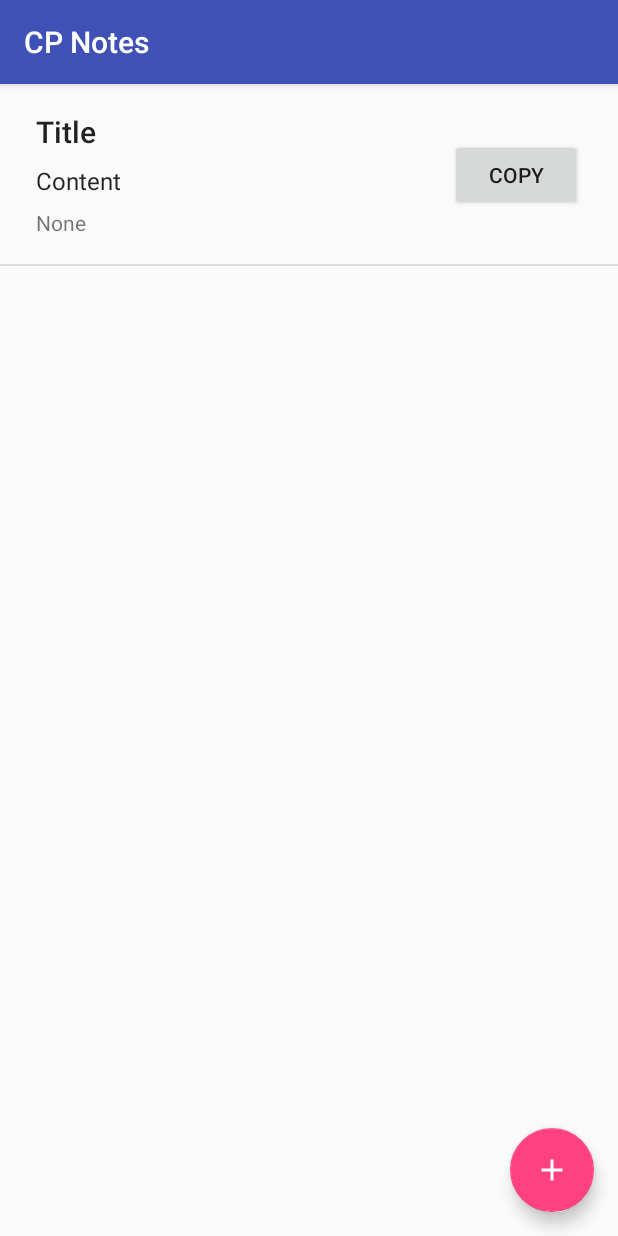
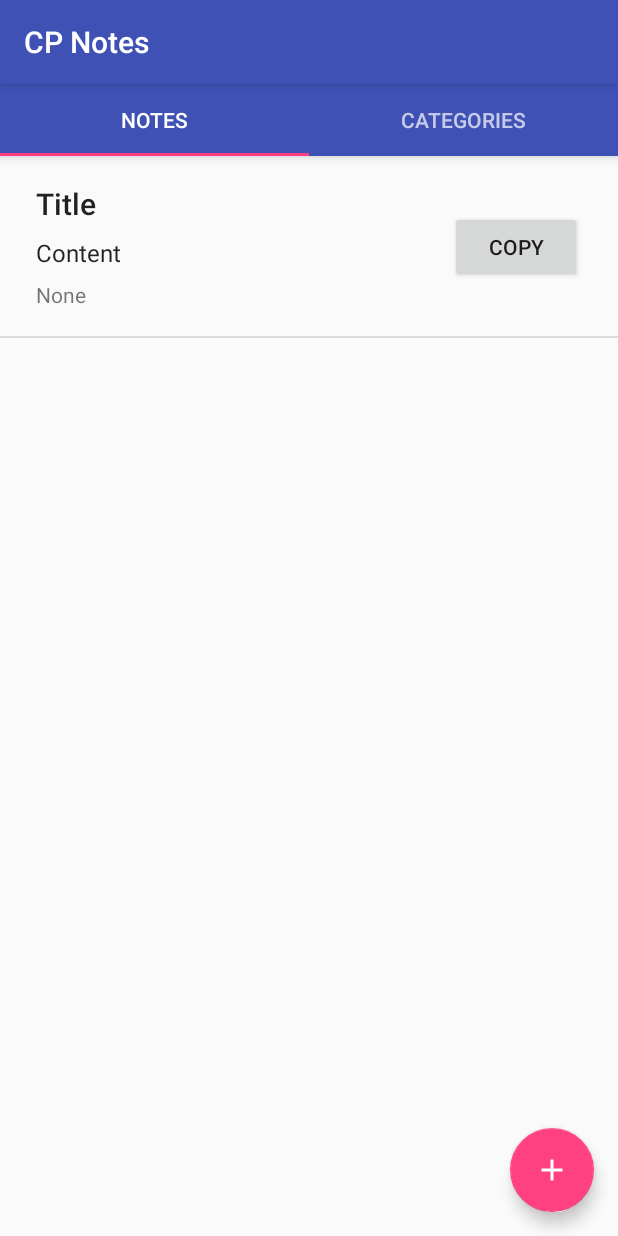
Before and after one commit to faleksic/CP-Notes, an Android app: the screen it shows after launch (MainActivity), on a phone screen of 412 x 824 dp. Run offline under Robolectric (Android 15) with nearby library versions, the phone set to English and light mode, and no system bars.

Commit message:
Added tabs, created view for categories and option to add new category

```diff
--- a/app/build.gradle
+++ b/app/build.gradle
@@ -28,5 +28,6 @@ dependencies {
     compile 'com.android.support:design:25.3.1'
     compile 'com.android.support:recyclerview-v7:25.3.1'
     compile 'com.android.support.constraint:constraint-layout:1.0.2'
+    compile 'com.android.support:support-v4:25.3.1'
     testCompile 'junit:junit:4.12'
 }
--- /dev/null
+++ b/app/src/main/java/hr/faleksic/android/cpnotes/CategoriesAdapter.java
@@ -0,0 +1,49 @@
+package hr.faleksic.android.cpnotes;
+
+import android.support.v7.widget.RecyclerView;
+import android.view.LayoutInflater;
+import android.view.View;
+import android.view.ViewGroup;
+import android.widget.TextView;
+
+import com.example.android.cpnotes.R;
+
+import java.util.List;
+
+public class CategoriesAdapter extends RecyclerView.Adapter<CategoriesAdapter.MyCategoryViewHolder> {
+
+    private List<Category> categoryList;
+
+    public class MyCategoryViewHolder extends RecyclerView.ViewHolder {
+        public TextView name, count;
+
+        public MyCategoryViewHolder(View view) {
+            super(view);
+            name = (TextView) view.findViewById(R.id.name);
+            count = (TextView) view.findViewById(R.id.category_count);
+        }
+    }
+
+    public CategoriesAdapter(List<Category> categoryList) {
+        this.categoryList = categoryList;
+    }
+
+    @Override
+    public MyCategoryViewHolder onCreateViewHolder(ViewGroup parent, int viewType) {
+        View itemView = LayoutInflater.from(parent.getContext())
+                .inflate(R.layout.category_list_row, parent, false);
+        return new MyCategoryViewHolder(itemView);
+    }
+
+    @Override
+    public void onBindViewHolder(MyCategoryViewHolder holder, int position) {
+        Category category = categoryList.get(position);
+        holder.name.setText(category.getName());
+        holder.count.setText(String.valueOf(category.getCount()));
+    }
+
+    @Override
+    public int getItemCount() {
+        return categoryList.size();
+    }
+}
--- /dev/null
+++ b/app/src/main/java/hr/faleksic/android/cpnotes/Category.java
@@ -0,0 +1,30 @@
+package hr.faleksic.android.cpnotes;
+
+public class Category {
+    private String name;
+    private int count;
+
+    public Category() {
+    }
+
+    public Category(String name, int count) {
+        this.name = name;
+        this.count = count;
+    }
+
+    public String getName() {
+        return name;
+    }
+
+    public void setName(String name) {
+        this.name = name;
+    }
+
+    public int getCount() {
+        return count;
+    }
+
+    public void setCount(int count) {
+        this.count = count;
+    }
+}
--- /dev/null
+++ b/app/src/main/java/hr/faleksic/android/cpnotes/CategoryFragment.java
@@ -0,0 +1,106 @@
+package hr.faleksic.android.cpnotes;
+
+import android.database.Cursor;
+import android.os.Bundle;
+import android.support.design.widget.FloatingActionButton;
+import android.support.v4.app.Fragment;
+import android.support.v4.widget.SwipeRefreshLayout;
+import android.support.v7.widget.DefaultItemAnimator;
+import android.support.v7.widget.DividerItemDecoration;
+import android.support.v7.widget.LinearLayoutManager;
+import android.support.v7.widget.RecyclerView;
+import android.view.LayoutInflater;
+import android.view.View;
+import android.view.ViewGroup;
+
+import com.example.android.cpnotes.R;
+
+import java.util.ArrayList;
+import java.util.List;
+
+public class CategoryFragment extends Fragment {
+
+    private List<Category> categoryList = new ArrayList<>();
+    private RecyclerView recyclerView;
+    private SwipeRefreshLayout swipeRefreshLayout;
+    private CategoriesAdapter categoriesAdapter;
+    private MyDBHelper myDBHelper;
+    private FloatingActionButton floatingActionButton;
+
+    public CategoryFragment() {
+
+    }
+
+    @Override
+    public void onCreate(Bundle savedInstanceState) {
+        super.onCreate(savedInstanceState);
+    }
+
+    @Override
+    public View onCreateView(LayoutInflater inflater, ViewGroup container,
+                             Bundle savedInstanceState) {
+        View view = inflater.inflate(R.layout.fragment_category, container, false);
+
+        recyclerView = (RecyclerView) view.findViewById(R.id.recycler_view_category);
+        swipeRefreshLayout = (SwipeRefreshLayout) view.findViewById(R.id.swipeRefreshLayout);
+        floatingActionButton = (FloatingActionButton) view.findViewById(R.id.fab_category);
+        myDBHelper = new MyDBHelper(getActivity());
+        categoriesAdapter = new CategoriesAdapter(categoryList);
+
+        floatingActionButton.setOnClickListener(new View.OnClickListener() {
+            @Override
+            public void onClick(View view) {
+                CategoryDialog categoryDialog = new CategoryDialog();
+                categoryDialog.show(getActivity().getFragmentManager(), "category");
+            }
+        });
+
+        swipeRefreshLayout.setOnRefreshListener(new SwipeRefreshLayout.OnRefreshListener() {
+            @Override
+            public void onRefresh() {
+                refresh();
+                swipeRefreshLayout.setRefreshing(false);
+            }
+        });
+
+        RecyclerView.LayoutManager mLayoutManager = new LinearLayoutManager(getActivity());
+        recyclerView.setLayoutManager(mLayoutManager);
+        recyclerView.setItemAnimator(new DefaultItemAnimator());
+
+        DividerItemDecoration dividerItemDecoration = new DividerItemDecoration(getActivity(), LinearLayoutManager.VERTICAL);
+        recyclerView.addItemDecoration(dividerItemDecoration);
+        recyclerView.setAdapter(categoriesAdapter);
+
+        return view;
+    }
+
+    @Override
+    public void onResume() {
+        super.onResume();
+        refresh();
+    }
+
+    private void refresh() {
+        categoryList.clear();
+        categoriesAdapter.notifyItemRangeRemoved(0, categoriesAdapter.getItemCount());
+        prepareCategoryData();
+    }
+
+
+
+    private void prepareCategoryData() {
+
+        Cursor cursor = myDBHelper.getAllCategories();
+
+        while(cursor.moveToNext()) {
+            String name = cursor.getString(0);
+            int count = cursor.getInt(1);
+            categoryList.add(new Category(name, count));
+        }
+        cursor.close();
+
+        categoriesAdapter.notifyDataSetChanged();
+    }
+
+
+}
--- a/app/src/main/java/hr/faleksic/android/cpnotes/MainActivity.java
+++ b/app/src/main/java/hr/faleksic/android/cpnotes/MainActivity.java
@@ -1,80 +1,63 @@
 package hr.faleksic.android.cpnotes;
 
-import android.content.DialogInterface;
-import android.content.Intent;
-import android.database.Cursor;
-import android.support.design.widget.FloatingActionButton;
+import android.support.design.widget.TabLayout;
+import android.support.v4.app.Fragment;
+import android.support.v4.app.FragmentManager;
+import android.support.v4.app.FragmentPagerAdapter;
+import android.support.v4.view.ViewPager;
 import android.support.v7.app.AppCompatActivity;
 import android.os.Bundle;
-import android.support.v7.widget.DefaultItemAnimator;
-import android.support.v7.widget.DividerItemDecoration;
-import android.support.v7.widget.LinearLayoutManager;
-import android.support.v7.widget.RecyclerView;
-import android.view.View;
-
 import com.example.android.cpnotes.R;
 
 import java.util.ArrayList;
 import java.util.List;
 
 public class MainActivity extends AppCompatActivity {
-
-    private List<Note> noteList = new ArrayList<>();
-    private RecyclerView recyclerView;
-    private NotesAdapter notesAdapter;
-    private MyDBHelper myDBHelper;
-    private FloatingActionButton floatingActionButton;
+    private TabLayout tabLayout;
+    private ViewPager viewPager;
 
     @Override
     protected void onCreate(Bundle savedInstanceState) {
         super.onCreate(savedInstanceState);
         setContentView(R.layout.activity_main);
 
-        recyclerView = (RecyclerView) findViewById(R.id.recycler_view);
-        floatingActionButton = (FloatingActionButton)findViewById(R.id.fab);
+        viewPager = (ViewPager) findViewById(R.id.viewpager);
+        ViewPagerAdapter adapter = new ViewPagerAdapter(getSupportFragmentManager());
+        adapter.addFragment(new NoteFragment(), "Notes");
+        adapter.addFragment(new CategoryFragment(), "Categories");
+        viewPager.setAdapter(adapter);
 
-        myDBHelper = new MyDBHelper(this);
+        tabLayout = (TabLayout) findViewById(R.id.tabs);
+        tabLayout.setupWithViewPager(viewPager);
 
-        notesAdapter = new NotesAdapter(noteList);
-        RecyclerView.LayoutManager mLayoutManager = new LinearLayoutManager(this);
-        recyclerView.setLayoutManager(mLayoutManager);
-        recyclerView.setItemAnimator(new DefaultItemAnimator());
-
-        DividerItemDecoration dividerItemDecoration = new DividerItemDecoration(this, LinearLayoutManager.VERTICAL);
-        recyclerView.addItemDecoration(dividerItemDecoration);
-        recyclerView.setAdapter(notesAdapter);
-
-        prepareNoteData();
-
-        floatingActionButton.setOnClickListener(new View.OnClickListener() {
-            @Override
-            public void onClick(View view) {
-                Intent i = new Intent(getApplicationContext(), CreateNoteActivity.class);
-                startActivity(i);
-            }
-        } );
     }
 
-    private void prepareNoteData() {
+    class ViewPagerAdapter extends FragmentPagerAdapter {
+        private final List<Fragment> mFragmentList = new ArrayList<>();
+        private final List<String> mFragmentTitleList = new ArrayList<>();
 
-        Cursor cursor = myDBHelper.getAllNotes();
-
-        if(cursor.getCount() == 0) {
-            myDBHelper.insertCategory("None");
-            myDBHelper.insertNote("Title", "Content", 1);
-
-            cursor = myDBHelper.getAllNotes();
+        public ViewPagerAdapter(FragmentManager manager) {
+            super(manager);
         }
 
-        while(cursor.moveToNext()) {
-            String title = cursor.getString(0);
-            String content = cursor.getString(1);
-            String category =  cursor.getString(2);
-            noteList.add(new Note(title, content, category));
+        @Override
+        public Fragment getItem(int position) {
+            return mFragmentList.get(position);
         }
 
-        cursor.close();
+        @Override
+        public int getCount() {
+            return mFragmentList.size();
+        }
 
-        notesAdapter.notifyDataSetChanged();
+        public void addFragment(Fragment fragment, String title) {
+            mFragmentList.add(fragment);
+            mFragmentTitleList.add(title);
+        }
+
+        @Override
+        public CharSequence getPageTitle(int position) {
+            return mFragmentTitleList.get(position);
+        }
     }
 }
--- a/app/src/main/java/hr/faleksic/android/cpnotes/MyDBHelper.java
+++ b/app/src/main/java/hr/faleksic/android/cpnotes/MyDBHelper.java
@@ -22,7 +22,7 @@ public class MyDBHelper extends SQLiteOpenHelper {
     public static final String CATEGORY_COLUMN_NAME = "name";
 
     public MyDBHelper(Context context) {
-        super(context, DATABASE_NAME , null, DATABASE_VERSION);
+        super(context, DATABASE_NAME, null, DATABASE_VERSION);
     }
 
     @Override
@@ -71,7 +71,7 @@ public class MyDBHelper extends SQLiteOpenHelper {
         SQLiteDatabase db = this.getWritableDatabase();
         ContentValues contentValues = new ContentValues();
         contentValues.put(CATEGORY_COLUMN_NAME, name);
-        db.update(CATEGORY_TABLE_NAME, contentValues, CATEGORY_COLUMN_ID + " = ? ", new String[] { Integer.toString(id) } );
+        db.update(CATEGORY_TABLE_NAME, contentValues, CATEGORY_COLUMN_ID + " = ? ", new String[]{Integer.toString(id)});
         return true;
     }
 
@@ -81,34 +81,36 @@ public class MyDBHelper extends SQLiteOpenHelper {
         contentValues.put(NOTE_COLUMN_TITLE, title);
         contentValues.put(NOTE_COLUMN_CONTENT, content);
         contentValues.put(NOTE_COLUMN_CATEGORY, category);
-        db.update(NOTE_TABLE_NAME, contentValues, NOTE_COLUMN_ID + " = ? ", new String[] { Integer.toString(id) } );
+        db.update(NOTE_TABLE_NAME, contentValues, NOTE_COLUMN_ID + " = ? ", new String[]{Integer.toString(id)});
         return true;
     }
 
     public Cursor getCategory(int id) {
         SQLiteDatabase db = this.getReadableDatabase();
-        Cursor res = db.rawQuery( "SELECT * FROM " + CATEGORY_TABLE_NAME + " WHERE " +
-                CATEGORY_COLUMN_ID + "=?", new String[] { Integer.toString(id) } );
+        Cursor res = db.rawQuery("SELECT * FROM " + CATEGORY_TABLE_NAME + " WHERE " +
+                CATEGORY_COLUMN_ID + "=?", new String[]{Integer.toString(id)});
         return res;
     }
 
     public Cursor getAllCategories() {
         SQLiteDatabase db = this.getReadableDatabase();
-        Cursor res = db.rawQuery( "SELECT * FROM " + CATEGORY_TABLE_NAME, null );
+        Cursor res = db.rawQuery("SELECT " + CATEGORY_COLUMN_NAME + ", (SELECT COUNT(*) FROM " + NOTE_TABLE_NAME
+                + " WHERE " + NOTE_COLUMN_CATEGORY + "=" + CATEGORY_TABLE_NAME + "." + CATEGORY_COLUMN_ID + ") AS count" +
+                " FROM " + CATEGORY_TABLE_NAME, null);
         return res;
     }
 
     public Cursor getNote(int id) {
         SQLiteDatabase db = this.getReadableDatabase();
-        Cursor res = db.rawQuery( "SELECT * FROM " + NOTE_TABLE_NAME + " WHERE " +
-                NOTE_COLUMN_ID + "=?", new String[] { Integer.toString(id) } );
+        Cursor res = db.rawQuery("SELECT * FROM " + NOTE_TABLE_NAME + " WHERE " +
+                NOTE_COLUMN_ID + "=?", new String[]{Integer.toString(id)});
         return res;
     }
 
     public Cursor getAllNotes() {
         SQLiteDatabase db = this.getReadableDatabase();
-        Cursor res = db.rawQuery( "SELECT n." + NOTE_COLUMN_TITLE + ", n." + NOTE_COLUMN_CONTENT + ", c." + CATEGORY_COLUMN_NAME +
-                " FROM " + NOTE_TABLE_NAME + " n JOIN " + CATEGORY_TABLE_NAME + " c ON n." + NOTE_COLUMN_CATEGORY + "=c." + CATEGORY_COLUMN_ID, null );
+        Cursor res = db.rawQuery("SELECT n." + NOTE_COLUMN_TITLE + ", n." + NOTE_COLUMN_CONTENT + ", c." + CATEGORY_COLUMN_NAME +
+                " FROM " + NOTE_TABLE_NAME + " n JOIN " + CATEGORY_TABLE_NAME + " c ON n." + NOTE_COLUMN_CATEGORY + "=c." + CATEGORY_COLUMN_ID, null);
         return res;
     }
 
@@ -116,13 +118,13 @@ public class MyDBHelper extends SQLiteOpenHelper {
         SQLiteDatabase db = this.getWritableDatabase();
         return db.delete(CATEGORY_TABLE_NAME,
                 CATEGORY_COLUMN_ID + " = ? ",
-                new String[] { Integer.toString(id) });
+                new String[]{Integer.toString(id)});
     }
 
     public Integer deleteNote(Integer id) {
         SQLiteDatabase db = this.getWritableDatabase();
         return db.delete(NOTE_TABLE_NAME,
                 NOTE_COLUMN_ID + " = ? ",
-                new String[] { Integer.toString(id) });
+                new String[]{Integer.toString(id)});
     }
 }
--- /dev/null
+++ b/app/src/main/java/hr/faleksic/android/cpnotes/NoteFragment.java
@@ -0,0 +1,96 @@
+package hr.faleksic.android.cpnotes;
+
+import android.content.Intent;
+import android.database.Cursor;
+import android.os.Bundle;
+import android.support.design.widget.FloatingActionButton;
+import android.support.v4.app.Fragment;
+import android.support.v7.widget.DefaultItemAnimator;
+import android.support.v7.widget.DividerItemDecoration;
+import android.support.v7.widget.LinearLayoutManager;
+import android.support.v7.widget.RecyclerView;
+import android.view.LayoutInflater;
+import android.view.View;
+import android.view.ViewGroup;
+
+import com.example.android.cpnotes.R;
+
+import java.util.ArrayList;
+import java.util.List;
+
+public class NoteFragment extends Fragment {
+
+    private List<Note> noteList = new ArrayList<>();
+    private RecyclerView recyclerView;
+    private NotesAdapter notesAdapter;
+    private MyDBHelper myDBHelper;
+    private FloatingActionButton floatingActionButton;
+
+    public NoteFragment() {
+    }
+
+    @Override
+    public void onCreate(Bundle savedInstanceState) {
+        super.onCreate(savedInstanceState);
+
+    }
+
+    @Override
+    public View onCreateView(LayoutInflater inflater, ViewGroup container,
+                             Bundle savedInstanceState) {
+        return inflater.inflate(R.layout.fragment_note, container, false);
+    }
+
+    @Override
+    public void onResume() {
+        super.onResume();
+        recyclerView = (RecyclerView) getActivity().findViewById(R.id.recycler_view);
+        floatingActionButton = (FloatingActionButton) getActivity().findViewById(R.id.fab);
+
+        myDBHelper = new MyDBHelper(getActivity());
+
+        notesAdapter = new NotesAdapter(noteList);
+        RecyclerView.LayoutManager mLayoutManager = new LinearLayoutManager(getActivity());
+        recyclerView.setLayoutManager(mLayoutManager);
+        recyclerView.setItemAnimator(new DefaultItemAnimator());
+
+        DividerItemDecoration dividerItemDecoration = new DividerItemDecoration(getActivity(), LinearLayoutManager.VERTICAL);
+        recyclerView.addItemDecoration(dividerItemDecoration);
+        recyclerView.setAdapter(notesAdapter);
+
+        floatingActionButton.setOnClickListener(new View.OnClickListener() {
+            @Override
+            public void onClick(View view) {
+                Intent i = new Intent(getActivity(), CreateNoteActivity.class);
+                startActivity(i);
+            }
+        } );
+
+        noteList.clear();
+        notesAdapter.notifyItemRangeRemoved(0, notesAdapter.getItemCount());
+        prepareNoteData();
+    }
+
+    private void prepareNoteData() {
+
+        Cursor cursor = myDBHelper.getAllNotes();
+
+        if(cursor.getCount() == 0) {
+            myDBHelper.insertCategory("None");
+            myDBHelper.insertNote("Title", "Content", 1);
+
+            cursor = myDBHelper.getAllNotes();
+        }
+
+        while(cursor.moveToNext()) {
+            String title = cursor.getString(0);
+            String content = cursor.getString(1);
+            String category =  cursor.getString(2);
+            noteList.add(new Note(title, content, category));
+        }
+
+        cursor.close();
+
+        notesAdapter.notifyDataSetChanged();
+    }
+}
--- a/app/src/main/java/hr/faleksic/android/cpnotes/NotesAdapter.java
+++ b/app/src/main/java/hr/faleksic/android/cpnotes/NotesAdapter.java
@@ -1,6 +1,5 @@
 package hr.faleksic.android.cpnotes;
 
-import android.graphics.Movie;
 import android.support.v7.widget.RecyclerView;
 import android.view.LayoutInflater;
 import android.view.View;
--- a/app/src/main/res/layout/activity_create_note.xml
+++ b/app/src/main/res/layout/activity_create_note.xml
@@ -18,7 +18,7 @@
         android:selectAllOnFocus="false"
         app:layout_constraintLeft_toLeftOf="parent"
         app:layout_constraintTop_toTopOf="parent"
-        android:id="@+id/editText" />
+        android:id="@+id/title_edittext" />
     <EditText
         android:layout_width="368dp"
         android:layout_height="wrap_content"
@@ -30,7 +30,7 @@
         android:textAppearance="@style/TextAppearance.AppCompat.Light.SearchResult.Subtitle"
         android:selectAllOnFocus="false"
         app:layout_constraintLeft_toLeftOf="parent"
-        android:layout_marginLeft="8dp"
-        app:layout_constraintTop_toBottomOf="@+id/editText" > <requestFocus/> </EditText>
+        android:id="@+id/content_edittext"
+        app:layout_constraintTop_toBottomOf="@id/title_edittext" > <requestFocus/> </EditText>
 
 </android.support.constraint.ConstraintLayout>
--- a/app/src/main/res/layout/activity_main.xml
+++ b/app/src/main/res/layout/activity_main.xml
@@ -1,29 +1,24 @@
-<?xml version="1.0" encoding="utf-8"?>
-<android.support.constraint.ConstraintLayout xmlns:android="http://schemas.android.com/apk/res/android"
-    xmlns:tools="http://schemas.android.com/tools"
+<android.support.design.widget.CoordinatorLayout xmlns:android="http://schemas.android.com/apk/res/android"
+    xmlns:app="http://schemas.android.com/apk/res-auto"
     android:layout_width="match_parent"
-    android:layout_height="match_parent"
-    xmlns:app="http://schemas.android.com/apk/res-auto"
-    tools:context="hr.faleksic.android.cpnotes.MainActivity">
+    android:layout_height="match_parent">
 
-    <android.support.v7.widget.RecyclerView
-        android:id="@+id/recycler_view"
-        android:layout_width="0dp"
-        app:layout_constraintLeft_toLeftOf="parent"
-        app:layout_constraintRight_toRightOf="parent"
+    <android.support.design.widget.AppBarLayout
+        android:layout_width="match_parent"
         android:layout_height="wrap_content"
-        android:layout_marginLeft="0dp"
-        android:layout_marginRight="0dp" />
+        android:theme="@style/ThemeOverlay.AppCompat.Dark.ActionBar">
 
-    <android.support.design.widget.FloatingActionButton
-        android:layout_width="0dp"
-        android:layout_height="wrap_content"
-        android:id="@+id/fab"
-        android:src="@drawable/ic_add"
-        app:fabSize="normal"
-        app:layout_constraintBottom_toBottomOf="parent"
-        android:layout_marginBottom="16dp"
-        app:layout_constraintRight_toRightOf="parent"
-        android:layout_marginRight="16dp" />
+        <android.support.design.widget.TabLayout
+            android:id="@+id/tabs"
+            android:layout_width="match_parent"
+            android:layout_height="wrap_content"
+            app:tabMode="fixed"
+            app:tabGravity="fill"/>
+    </android.support.design.widget.AppBarLayout>
 
-</android.support.constraint.ConstraintLayout>
+    <android.support.v4.view.ViewPager
+        android:id="@+id/viewpager"
+        android:layout_width="match_parent"
+        android:layout_height="match_parent"
+        app:layout_behavior="@string/appbar_scrolling_view_behavior"  />
+</android.support.design.widget.CoordinatorLayout>
--- /dev/null
+++ b/app/src/main/res/layout/fragment_note.xml
@@ -0,0 +1,29 @@
+<?xml version="1.0" encoding="utf-8"?>
+<android.support.constraint.ConstraintLayout xmlns:android="http://schemas.android.com/apk/res/android"
+    xmlns:tools="http://schemas.android.com/tools"
+    android:layout_width="match_parent"
+    android:layout_height="match_parent"
+    xmlns:app="http://schemas.android.com/apk/res-auto"
+    tools:context="hr.faleksic.android.cpnotes.MainActivity">
+
+    <android.support.v7.widget.RecyclerView
+        android:id="@+id/recycler_view"
+        android:layout_width="0dp"
+        app:layout_constraintLeft_toLeftOf="parent"
+        app:layout_constraintRight_toRightOf="parent"
+        android:layout_height="wrap_content"
+        android:layout_marginLeft="0dp"
+        android:layout_marginRight="0dp" />
+
+    <android.support.design.widget.FloatingActionButton
+        android:layout_width="0dp"
+        android:layout_height="wrap_content"
+        android:id="@+id/fab"
+        android:src="@drawable/ic_add"
+        app:fabSize="normal"
+        app:layout_constraintBottom_toBottomOf="parent"
+        android:layout_marginBottom="16dp"
+        app:layout_constraintRight_toRightOf="parent"
+        android:layout_marginRight="16dp" />
+
+</android.support.constraint.ConstraintLayout>
--- a/app/src/main/res/layout/note_list_row.xml
+++ b/app/src/main/res/layout/note_list_row.xml
@@ -18,7 +18,7 @@
         android:layout_marginLeft="8dp"
         android:layout_marginRight="8dp"
         android:layout_marginTop="8dp"
-        android:maxLength="80"
+        android:maxLength="25"
         tools:text="Title"
         android:textAppearance="@style/TextAppearance.AppCompat.Light.SearchResult.Title"
         app:layout_constraintHorizontal_bias="0.0"
--- a/app/src/main/res/values/strings.xml
+++ b/app/src/main/res/values/strings.xml
@@ -2,5 +2,10 @@
     <string name="app_name">CP Notes</string>
     <string name="copy">Copy</string>
     <string name="title">Title</string>
+    <string name="dialog_title">Add new category</string>
+    <string name="add">Add</string>
+    <string name="cancel">Cancel</string>
     <string name="content">Content</string>
+    <string name="category_name">Category name</string>
+
 </resources>
```
Also changed, not shown: app/src/main/java/hr/faleksic/android/cpnotes/CategoryDialog.java (added, +48 -0 lines), app/src/main/java/hr/faleksic/android/cpnotes/CreateNoteActivity.java (+14 -2 lines), app/src/main/res/layout/category_list_row.xml (added, +44 -0 lines), app/src/main/res/layout/dialog_category.xml (added, +13 -0 lines), app/src/main/res/layout/fragment_category.xml (added, +35 -0 lines).
